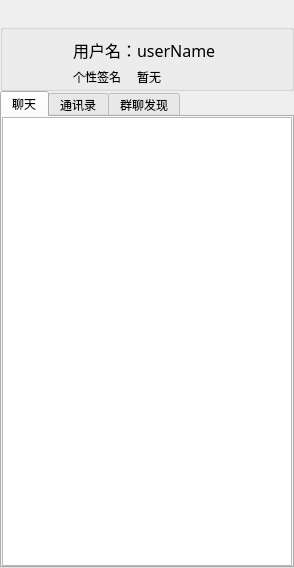
Before: the Qt Designer form TestProject/ui/main.ui in ChinSing00/ChatChat, drawn with Qt 5.
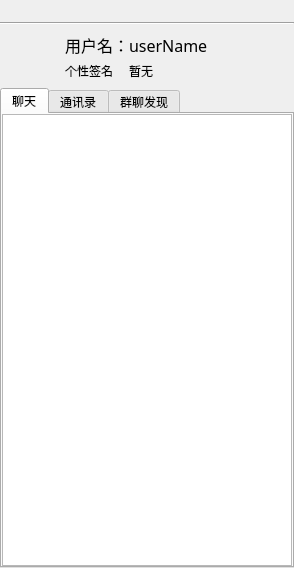
After: the same form once the commit is applied. The open tabs and pages were chosen to show the change. Icons and pictures are not drawn.

The edit to the form file:
```diff
--- a/TestProject/ui/main.ui
+++ b/TestProject/ui/main.ui
@@ -58,7 +58,7 @@
    <property name="styleSheet">
     <string notr="true"/>
    </property>
-   <layout class="QVBoxLayout" name="verticalLayout_2" stretch="0,0,80">
+   <layout class="QVBoxLayout" name="verticalLayout_2" stretch="0,0,0,80">
     <property name="spacing">
      <number>0</number>
     </property>
@@ -80,7 +80,7 @@
        <number>0</number>
       </property>
       <property name="bottomMargin">
-       <number>2</number>
+       <number>0</number>
       </property>
       <item>
        <spacer name="horizontalSpacer">
@@ -235,16 +235,17 @@
      </layout>
     </item>
     <item>
-     <widget class="QGroupBox" name="user_info_gb">
+     <widget class="Line" name="line">
+      <property name="orientation">
+       <enum>Qt::Horizontal</enum>
+      </property>
+     </widget>
+    </item>
+    <item>
+     <widget class="QWidget" name="user_info_gb" native="true">
       <property name="enabled">
        <bool>true</bool>
       </property>
-      <property name="title">
-       <string/>
-      </property>
-      <property name="flat">
-       <bool>true</bool>
-      </property>
       <layout class="QHBoxLayout" name="horizontalLayout_3" stretch="2,8">
        <property name="spacing">
         <number>0</number>
@@ -253,13 +254,13 @@
         <number>8</number>
        </property>
        <property name="topMargin">
-        <number>2</number>
+        <number>8</number>
        </property>
        <property name="rightMargin">
         <number>0</number>
        </property>
        <property name="bottomMargin">
-        <number>2</number>
+        <number>8</number>
        </property>
        <item>
         <widget class="QLabel" name="avatar">
@@ -282,38 +283,19 @@
        </item>
        <item>
         <layout class="QFormLayout" name="formLayout">
+         <property name="horizontalSpacing">
+          <number>0</number>
+         </property>
          <property name="verticalSpacing">
-          <number>6</number>
+          <number>5</number>
          </property>
          <property name="leftMargin">
-          <number>6</number>
+          <number>0</number>
          </property>
          <property name="topMargin">
-          <number>6</number>
+          <number>0</number>
          </property>
-         <item row="1" column="1">
-          <widget class="QLabel" name="user_nane">
-           <property name="font">
-            <font>
-             <family>黑体</family>
-             <pointsize>12</pointsize>
-            </font>
-           </property>
-           <property name="frameShape">
-            <enum>QFrame::NoFrame</enum>
-           </property>
-           <property name="frameShadow">
-            <enum>QFrame::Sunken</enum>
-           </property>
-           <property name="text">
-            <string>userName</string>
-           </property>
-           <property name="textFormat">
-            <enum>Qt::AutoText</enum>
-           </property>
-          </widget>
-         </item>
-         <item row="1" column="0">
+         <item row="0" column="0">
           <widget class="QLabel" name="label">
            <property name="font">
             <font>
@@ -335,23 +317,45 @@
            </property>
           </widget>
          </item>
-         <item row="2" column="1">
-          <widget class="QLabel" name="sign">
-           <property name="frameShape">
-            <enum>QFrame::NoFrame</enum>
-           </property>
-           <property name="text">
-            <string>暂无</string>
-           </property>
-          </widget>
-         </item>
-         <item row="2" column="0">
+         <item row="1" column="0">
           <widget class="QLabel" name="label_2">
            <property name="text">
             <string>个性签名</string>
            </property>
           </widget>
          </item>
+         <item row="0" column="1">
+          <widget class="QLabel" name="user_nane">
+           <property name="font">
+            <font>
+             <family>黑体</family>
+             <pointsize>12</pointsize>
+            </font>
+           </property>
+           <property name="frameShape">
+            <enum>QFrame::NoFrame</enum>
+           </property>
+           <property name="frameShadow">
+            <enum>QFrame::Sunken</enum>
+           </property>
+           <property name="text">
+            <string>userName</string>
+           </property>
+           <property name="textFormat">
+            <enum>Qt::AutoText</enum>
+           </property>
+          </widget>
+         </item>
+         <item row="1" column="1">
+          <widget class="QLabel" name="sign">
+           <property name="frameShape">
+            <enum>QFrame::NoFrame</enum>
+           </property>
+           <property name="text">
+            <string>暂无</string>
+           </property>
+          </widget>
+         </item>
         </layout>
        </item>
       </layout>
```
Left out of the diff: 2 changed lines with no effect on the pictures.
